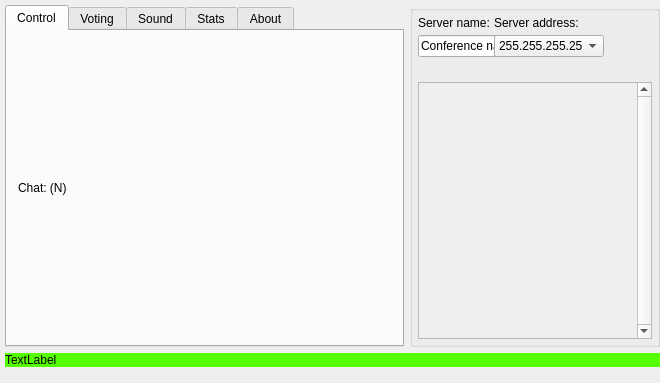
akru/conference-speaker-server, file ServerGui/main_window.ui: the form before one commit.
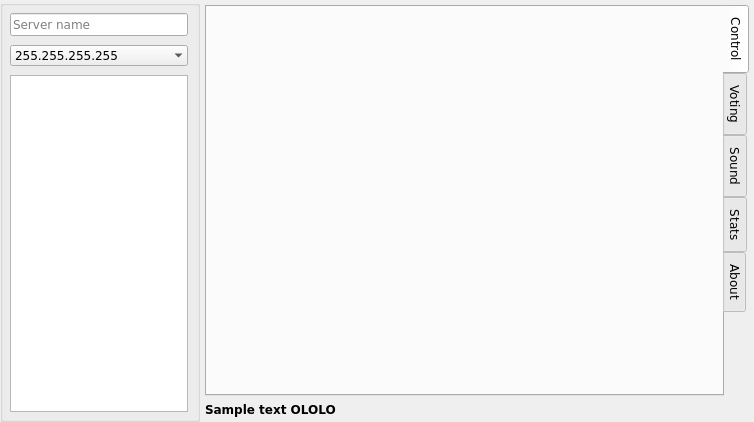
The form after the commit. Icons and pictures are not drawn.

Diff of the .ui file:
```diff
--- a/ServerGui/main_window.ui
+++ b/ServerGui/main_window.ui
@@ -6,10 +6,15 @@
    <rect>
     <x>0</x>
     <y>0</y>
-    <width>660</width>
-    <height>383</height>
+    <width>754</width>
+    <height>422</height>
    </rect>
   </property>
+  <property name="font">
+   <font>
+    <family>Verdana</family>
+   </font>
+  </property>
   <property name="windowTitle">
    <string>Conference Speaker Server</string>
   </property>
@@ -42,159 +47,119 @@
 }</string>
   </property>
   <widget class="QWidget" name="centralWidget">
-   <layout class="QGridLayout" name="gridLayout">
+   <layout class="QHBoxLayout" name="horizontalLayout">
+    <property name="spacing">
+     <number>5</number>
+    </property>
     <property name="leftMargin">
-     <number>5</number>
+     <number>0</number>
     </property>
     <property name="topMargin">
-     <number>5</number>
+     <number>0</number>
     </property>
     <property name="rightMargin">
-     <number>0</number>
+     <number>5</number>
     </property>
     <property name="bottomMargin">
-     <number>16</number>
+     <number>0</number>
     </property>
-    <item row="0" column="0">
-     <widget class="QTabWidget" name="tabWidget">
-      <property name="currentIndex">
-       <number>0</number>
-      </property>
-      <widget class="QWidget" name="tab">
-       <attribute name="title">
-        <string>Control</string>
-       </attribute>
-       <layout class="QVBoxLayout" name="verticalLayout">
-        <item>
-         <widget class="QLabel" name="chatLabel">
-          <property name="text">
-           <string>Chat: (N)</string>
-          </property>
-         </widget>
-        </item>
-        <item>
-         <layout class="QVBoxLayout" name="channelBox"/>
-        </item>
-       </layout>
-      </widget>
-      <widget class="QWidget" name="tab_2">
-       <attribute name="title">
-        <string>Voting</string>
-       </attribute>
-      </widget>
-      <widget class="QWidget" name="tab_3">
-       <attribute name="title">
-        <string>Sound</string>
-       </attribute>
-      </widget>
-      <widget class="QWidget" name="tab_4">
-       <attribute name="title">
-        <string>Stats</string>
-       </attribute>
-      </widget>
-      <widget class="QWidget" name="tab_5">
-       <attribute name="title">
-        <string>About</string>
-       </attribute>
-      </widget>
-     </widget>
-    </item>
-    <item row="1" column="0" colspan="2">
-     <widget class="QLabel" name="label_3">
-      <property name="styleSheet">
-       <string notr="true">background-color: rgb(85, 255, 0);</string>
-      </property>
-      <property name="text">
-       <string>TextLabel</string>
-      </property>
-     </widget>
-    </item>
-    <item row="0" column="1">
+    <item>
      <widget class="QGroupBox" name="clientsBox">
       <property name="minimumSize">
        <size>
-        <width>200</width>
+        <width>100</width>
         <height>0</height>
        </size>
       </property>
       <property name="maximumSize">
        <size>
-        <width>250</width>
+        <width>200</width>
         <height>16777215</height>
        </size>
       </property>
+      <property name="font">
+       <font>
+        <family>Verdana</family>
+        <pointsize>9</pointsize>
+        <weight>50</weight>
+        <italic>false</italic>
+        <bold>false</bold>
+       </font>
+      </property>
       <property name="styleSheet">
        <string notr="true"/>
       </property>
       <property name="title">
        <string/>
       </property>
-      <layout class="QFormLayout" name="formLayout">
-       <property name="horizontalSpacing">
-        <number>4</number>
-       </property>
-       <property name="verticalSpacing">
-        <number>5</number>
+      <layout class="QVBoxLayout" name="verticalLayout_2">
+       <property name="spacing">
+        <number>9</number>
        </property>
        <property name="leftMargin">
-        <number>5</number>
+        <number>7</number>
        </property>
        <property name="topMargin">
-        <number>5</number>
+        <number>7</number>
        </property>
        <property name="rightMargin">
-        <number>5</number>
+        <number>9</number>
        </property>
        <property name="bottomMargin">
-        <number>5</number>
+        <number>7</number>
        </property>
-       <item row="1" column="0">
-        <widget class="QLabel" name="label">
-         <property name="text">
-          <string>Server name:</string>
-         </property>
-        </widget>
-       </item>
-       <item row="1" column="1">
-        <widget class="QLabel" name="label_2">
-         <property name="text">
-          <string>Server address:</string>
-         </property>
-        </widget>
-       </item>
-       <item row="2" column="0">
+       <item>
         <widget class="QLineEdit" name="labelName">
          <property name="minimumSize">
           <size>
-           <width>126</width>
+           <width>0</width>
            <height>0</height>
           </size>
          </property>
          <property name="maximumSize">
           <size>
-           <width>126</width>
+           <width>16777215</width>
            <height>16777215</height>
           </size>
          </property>
+         <property name="font">
+          <font>
+           <family>Verdana</family>
+          </font>
+         </property>
          <property name="text">
-          <string>Conference name</string>
+          <string/>
+         </property>
+         <property name="placeholderText">
+          <string>Server name</string>
          </property>
         </widget>
        </item>
-       <item row="2" column="1">
+       <item>
         <widget class="QComboBox" name="comboBox">
          <property name="minimumSize">
           <size>
-           <width>110</width>
+           <width>0</width>
            <height>0</height>
           </size>
          </property>
          <property name="maximumSize">
           <size>
-           <width>110</width>
+           <width>16777215</width>
            <height>16777215</height>
           </size>
          </property>
+         <property name="font">
+          <font>
+           <family>Verdana</family>
+          </font>
+         </property>
+         <property name="editable">
+          <bool>false</bool>
+         </property>
+         <property name="frame">
+          <bool>false</bool>
+         </property>
          <item>
           <property name="text">
            <string>255.255.255.255</string>
@@ -202,69 +167,147 @@
          </item>
         </widget>
        </item>
-       <item row="4" column="0" colspan="2">
-        <widget class="QScrollArea" name="clientsArea">
-         <property name="styleSheet">
-          <string notr="true">gridline-color: rgb(170, 0, 127);</string>
-         </property>
-         <property name="verticalScrollBarPolicy">
-          <enum>Qt::ScrollBarAlwaysOn</enum>
-         </property>
-         <property name="horizontalScrollBarPolicy">
-          <enum>Qt::ScrollBarAlwaysOff</enum>
-         </property>
-         <property name="widgetResizable">
-          <bool>true</bool>
-         </property>
-         <widget class="QWidget" name="clientBox">
-          <property name="geometry">
-           <rect>
-            <x>0</x>
-            <y>0</y>
-            <width>219</width>
-            <height>69</height>
-           </rect>
-          </property>
-          <layout class="QVBoxLayout" name="verticalLayout_6">
-           <property name="spacing">
-            <number>0</number>
-           </property>
-           <property name="leftMargin">
-            <number>0</number>
-           </property>
-           <property name="topMargin">
-            <number>0</number>
-           </property>
-           <property name="rightMargin">
-            <number>0</number>
-           </property>
-           <property name="bottomMargin">
-            <number>0</number>
-           </property>
-          </layout>
-         </widget>
-        </widget>
-       </item>
-       <item row="3" column="0" colspan="2">
-        <widget class="Line" name="line">
-         <property name="minimumSize">
-          <size>
-           <width>0</width>
-           <height>15</height>
-          </size>
-         </property>
-         <property name="styleSheet">
-          <string notr="true">border: 0;
-background-image: url(:/res/images/face.png);</string>
-         </property>
-         <property name="orientation">
-          <enum>Qt::Horizontal</enum>
+       <item>
+        <widget class="QListWidget" name="clientList">
+         <property name="font">
+          <font>
+           <family>Verdana</family>
+          </font>
          </property>
         </widget>
        </item>
       </layout>
      </widget>
     </item>
+    <item>
+     <layout class="QVBoxLayout" name="verticalLayout_3">
+      <property name="leftMargin">
+       <number>0</number>
+      </property>
+      <property name="topMargin">
+       <number>5</number>
+      </property>
+      <property name="bottomMargin">
+       <number>5</number>
+      </property>
+      <item>
+       <widget class="QTabWidget" name="tabWidget">
+        <property name="font">
+         <font>
+          <family>Verdana</family>
+         </font>
+        </property>
+        <property name="tabPosition">
+         <enum>QTabWidget::East</enum>
+        </property>
+        <property name="tabShape">
+         <enum>QTabWidget::Rounded</enum>
+        </property>
+        <property name="currentIndex">
+         <number>0</number>
+        </property>
+        <property name="elideMode">
+         <enum>Qt::ElideLeft</enum>
+        </property>
+        <property name="documentMode">
+         <bool>false</bool>
+        </property>
+        <property name="tabsClosable">
+         <bool>false</bool>
+        </property>
+        <property name="movable">
+         <bool>false</bool>
+        </property>
+        <widget class="QWidget" name="tab">
+         <attribute name="title">
+          <string>Control</string>
+         </attribute>
+         <layout class="QVBoxLayout" name="verticalLayout">
+          <property name="spacing">
+           <number>0</number>
+          </property>
+          <property name="leftMargin">
+           <number>0</number>
+          </property>
+          <property name="topMargin">
+           <number>0</number>
+          </property>
+          <property name="rightMargin">
+           <number>0</number>
+          </property>
+          <property name="bottomMargin">
+           <number>0</number>
+          </property>
+          <item>
+           <widget class="QLabel" name="label">
+            <property name="minimumSize">
+             <size>
+              <width>32</width>
+              <height>32</height>
+             </size>
+            </property>
+            <property name="maximumSize">
+             <size>
+              <width>32</width>
+              <height>32</height>
+             </size>
+            </property>
+            <property name="text">
+             <string/>
+            </property>
+            <property name="pixmap">
+             <pixmap resource="resource.qrc">:/gui/power-button</pixmap>
+            </property>
+            <property name="scaledContents">
+             <bool>true</bool>
+            </property>
+           </widget>
+          </item>
+          <item>
+           <layout class="QVBoxLayout" name="channelBox"/>
+          </item>
+         </layout>
+        </widget>
+        <widget class="QWidget" name="tab_2">
+         <attribute name="title">
+          <string>Voting</string>
+         </attribute>
+        </widget>
+        <widget class="QWidget" name="tab_3">
+         <attribute name="title">
+          <string>Sound</string>
+         </attribute>
+        </widget>
+        <widget class="QWidget" name="tab_4">
+         <attribute name="title">
+          <string>Stats</string>
+         </attribute>
+        </widget>
+        <widget class="QWidget" name="tab_5">
+         <attribute name="title">
+          <string>About</string>
+         </attribute>
+        </widget>
+       </widget>
+      </item>
+      <item>
+       <widget class="QLabel" name="statusLabel">
+        <property name="font">
+         <font>
+          <weight>75</weight>
+          <bold>true</bold>
+         </font>
+        </property>
+        <property name="styleSheet">
+         <string notr="true"/>
+        </property>
+        <property name="text">
+         <string>Sample text OLOLO</string>
+        </property>
+       </widget>
+      </item>
+     </layout>
+    </item>
    </layout>
   </widget>
  </widget>
```
Left out of the diff: 110 changed lines with no effect on the pictures.
